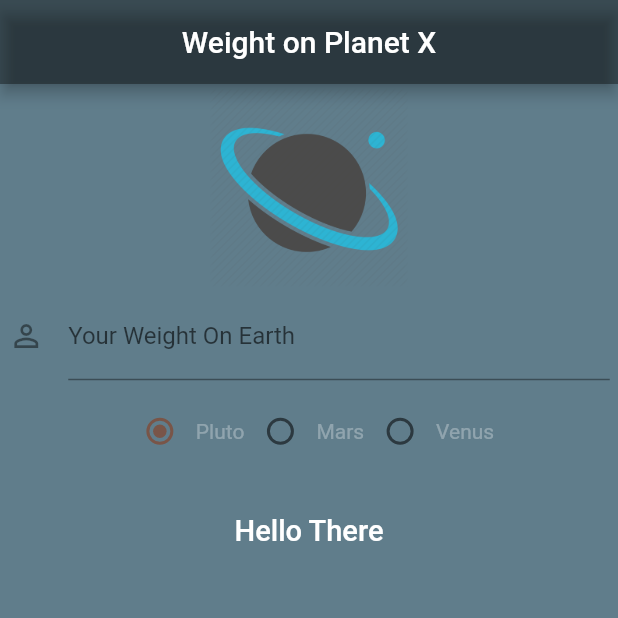
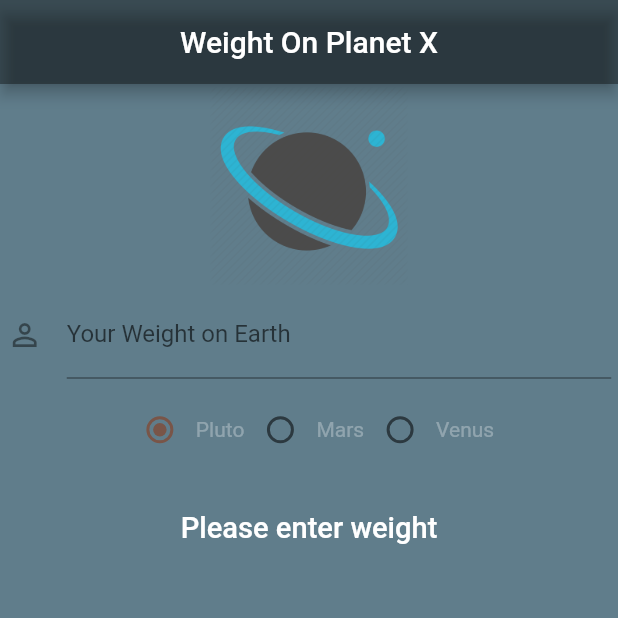
Before and after one commit to Joshuavarghese527/weightonplanetx_flutter, a Flutter app: the screen it shows after launch, on a phone screen of 412 x 824 dp, the top half of it. Run offline on Flutter 3.47's test engine with Material 2 defaults, Android fonts, the phone set to English and light mode, and no system bars.

Commit message:
Refactor code and clean up style

```diff
--- a/lib/ui/home.dart
+++ b/lib/ui/home.dart
@@ -8,13 +8,51 @@ class Home extends StatefulWidget {
 }
 
 class HomeState extends State<Home> {
+  final TextEditingController _weightController = new TextEditingController();
+
+  bool checkboxValueA = true;
+  bool checkboxValueB = false;
+  bool checkboxValueC;
   int radioValue = 0;
+  bool switchValue = false;
+  double _finalResult = 0.0;
+  String _planetName = "";
 
   void handleRadioValueChanged(int value) {
+    /*
+    Source: https://www.livescience.com/33356-weight-on-planets-mars-moon.html
+      Mercury: 0.38
+Venus: 0.91
+Earth: 1.00
+Mars: 0.38
+Jupiter: 2.34
+Saturn: 1.06
+Uranus: 0.92
+Neptune: 1.19
+Pluto: 0.06
+     */
     setState(() {
       radioValue = value;
+      switch (radioValue) {
+        case 0:
+          _finalResult = calculateWeight(_weightController.text, 0.06);
+          _planetName = "Your weight on Pluto is ${_finalResult.toStringAsFixed(1)}";
+          break;
+        case 1:
+          _finalResult = calculateWeight(_weightController.text, 0.38);
+          _planetName = "Your weight on Mars is ${_finalResult.toStringAsFixed(1)}";
 
-      print(radioValue);
+          break;
+        case 2:
+          _finalResult = calculateWeight(_weightController.text, 0.91);
+          _planetName = "Your Venus on Pluto is ${_finalResult.toStringAsFixed(1)}";
+
+          break;
+        default:
+          print("Nothing selected!");
+      }
+
+//      print("Value is ${radioValue.toString()}");
     });
   }
 
@@ -22,84 +60,97 @@ class HomeState extends State<Home> {
   Widget build(BuildContext context) {
     return new Scaffold(
       appBar: new AppBar(
-        title: new Text ("Weight on Planet X"),
+        title: new Text("Weight On Planet X"),
         centerTitle: true,
-        backgroundColor: Colors.black38
+        backgroundColor: Colors.black38,
       ),
-
       backgroundColor: Colors.blueGrey,
       body: new Container(
         alignment: Alignment.topCenter,
         child: new ListView(
-          padding: const EdgeInsets.all(2.5),
-          children: <Widget> [
-          new Image.asset('images/planet.png',
+          padding: const EdgeInsets.all(1.5),
+          children: <Widget>[
+            new Image.asset(
+              'images/planet.png',
               height: 133.0,
               width: 200.0,
             ),
-
             new Container(
               margin: const EdgeInsets.all(3.0),
               alignment: Alignment.center,
               child: new Column(
-              children: <Widget> [
-
+                children: <Widget>[
                   new TextField(
-                controller: null,
+                    controller: _weightController,
                     keyboardType: TextInputType.number,
                     decoration: new InputDecoration(
-                  labelText: 'Your Weight On Earth',
-                  hintText: 'In Pounds',
-                  icon: new Icon(Icons.person_outline)
-                ),
+                        labelText: 'Your Weight on Earth',
+                        hintText: 'In pounds',
+                        icon: new Icon(Icons.person_outline)),
                   ),
 
                   new Padding(padding: new EdgeInsets.all(5.0)),
-
-              // three Radio Buttons
+                  //three toggle buttons
                   new Row(
                     mainAxisAlignment: MainAxisAlignment.center,
                     children: <Widget>[
+                      //radiobuttons go here
                       new Radio<int>(
                           activeColor: Colors.brown,
-                  value: 0, groupValue: radioValue, onChanged: handleRadioValueChanged),
+                          value: 0,
+                          groupValue: radioValue,
+                          onChanged: handleRadioValueChanged),
                       new Text(
                         "Pluto",
                         style: new TextStyle(color: Colors.white30),
                       ),
                       new Radio<int>(
                           activeColor: Colors.red,
-                  value: 1, groupValue: radioValue, onChanged: handleRadioValueChanged),
+                          value: 1,
+                          groupValue: radioValue,
+                          onChanged: handleRadioValueChanged),
                       new Text(
                         "Mars",
                         style: new TextStyle(color: Colors.white30),
                       ),
                       new Radio<int>(
                           activeColor: Colors.orangeAccent,
-                  value: 2, groupValue: radioValue, onChanged: handleRadioValueChanged),
+                          value: 2,
+                          groupValue: radioValue,
+                          onChanged: handleRadioValueChanged),
                       new Text(
                         "Venus",
                         style: new TextStyle(color: Colors.white30),
                       ),
                     ],
                   ),
-                new Padding( padding: new EdgeInsets.all(15.6)),
-                  // Result Text
+
+                  //Result text
+                  new Padding(padding: new EdgeInsets.all(15.0)),
+
                   new Text(
-                      "Hello There",
+                    _weightController.text.isEmpty ? "Please enter weight" : _planetName +" lbs",
                     style: new TextStyle(
                         color: Colors.white,
                         fontSize: 19.4,
-                        fontWeight: FontWeight.w500
-                        ),
-                      ),
+                        fontWeight: FontWeight.w500),
+                  )
                 ],
               ),
-
             ),
           ],
         ),
       ),
     );
   }
+
+  double calculateWeight(String weight, double multiplier) {
+    if(int.parse(weight).toString().isNotEmpty &&  int.parse(weight) > 0){
+      return int.parse(weight) * multiplier;
+    } else {
+      print("Wrong!");
+      return int.parse("180") * 0.38; // give a default weight! Be creative!
     }
+
+  }
+}
```
Lines whose indentation alone changed are shown as unchanged.
